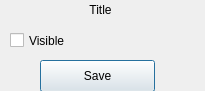
Qt form 9/DecisionSystems/Lab1/source/SimpleMapEditor/Ui/LayerSettingsDialog.ui (sidorovis/restudy) before a commit.
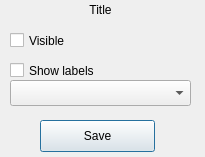
The same form after that commit.

Commit message: add labels support, show parameters changed

The edit to the form file:
```diff
--- a/9/DecisionSystems/Lab1/source/SimpleMapEditor/Ui/LayerSettingsDialog.ui
+++ b/9/DecisionSystems/Lab1/source/SimpleMapEditor/Ui/LayerSettingsDialog.ui
@@ -7,19 +7,19 @@
     <x>0</x>
     <y>0</y>
     <width>205</width>
-    <height>91</height>
+    <height>157</height>
    </rect>
   </property>
   <property name="minimumSize">
    <size>
     <width>205</width>
-    <height>91</height>
+    <height>157</height>
    </size>
   </property>
   <property name="maximumSize">
    <size>
     <width>205</width>
-    <height>91</height>
+    <height>157</height>
    </size>
   </property>
   <property name="windowTitle">
@@ -42,7 +42,7 @@
    <property name="geometry">
     <rect>
      <x>40</x>
-     <y>60</y>
+     <y>120</y>
      <width>115</width>
      <height>32</height>
     </rect>
@@ -67,6 +67,29 @@
     <set>Qt::AlignCenter</set>
    </property>
   </widget>
+  <widget class="QComboBox" name="comboBox">
+   <property name="geometry">
+    <rect>
+     <x>10</x>
+     <y>80</y>
+     <width>181</width>
+     <height>26</height>
+    </rect>
+   </property>
+  </widget>
+  <widget class="QCheckBox" name="checkBox_2">
+   <property name="geometry">
+    <rect>
+     <x>10</x>
+     <y>60</y>
+     <width>101</width>
+     <height>21</height>
+    </rect>
+   </property>
+   <property name="text">
+    <string>Show labels</string>
+   </property>
+  </widget>
  </widget>
  <resources/>
  <connections>
```
Left out of the diff: 34 changed lines with no effect on the pictures. The commit also changes 11 other files.
